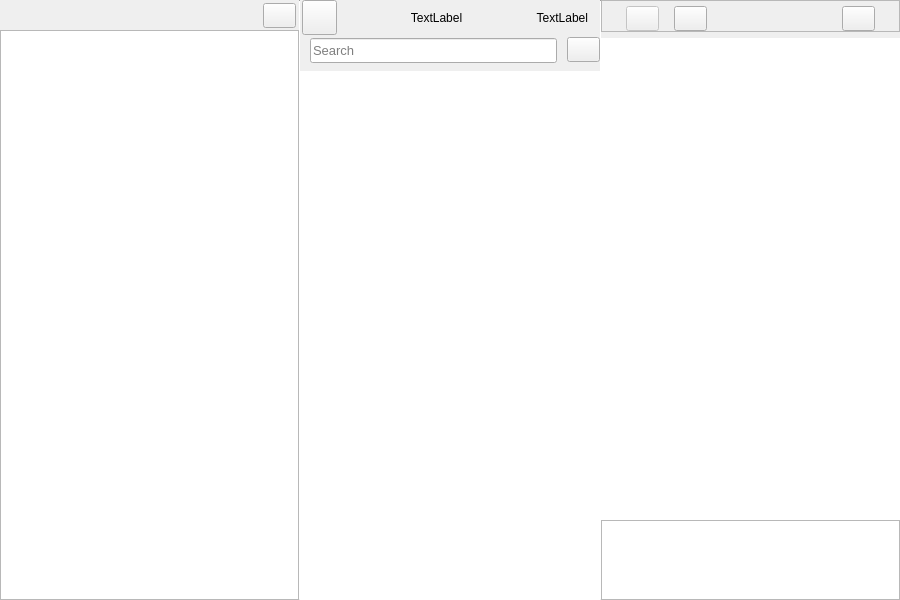
This is src/mainwindow.ui in tripleo-contribs/nuttyartist-notes as Qt 5 draws it before an edit. The edited form follows.
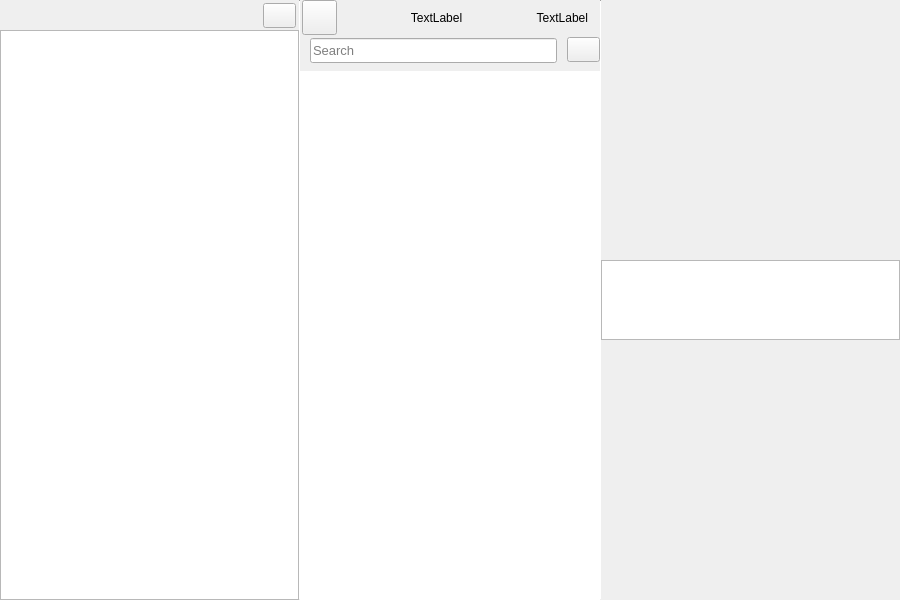
This is the edited form. Custom widgets are drawn as their Qt base class.

Commit message: Make QTextEdit editor obsolete, replace with QML editors (Block + regular)

The edit to the form file:
```diff
--- a/src/mainwindow.ui
+++ b/src/mainwindow.ui
@@ -40,10 +40,6 @@
   padding:0px;
   margin-left:7px;
   color: rgb(132, 132, 132);
-}
-
-#textEdit{
-	color : rgb(47, 47, 47);
 }</string>
   </property>
   <property name="documentMode">
@@ -59,6 +55,9 @@
      <verstretch>0</verstretch>
     </sizepolicy>
    </property>
+   <property name="styleSheet">
+    <string notr="true"/>
+   </property>
    <layout class="QGridLayout" name="gridLayout">
     <property name="leftMargin">
      <number>0</number>
@@ -77,6 +76,9 @@
     </property>
     <item row="0" column="0">
      <widget class="QFrame" name="frame">
+      <property name="styleSheet">
+       <string notr="true"/>
+      </property>
       <property name="frameShape">
        <enum>QFrame::NoFrame</enum>
       </property>
@@ -746,6 +748,9 @@
             <verstretch>0</verstretch>
            </sizepolicy>
           </property>
+          <property name="styleSheet">
+           <string notr="true"/>
+          </property>
           <layout class="QVBoxLayout" name="verticalLayout_textEdit">
            <property name="spacing">
             <number>0</number>
@@ -762,318 +767,6 @@
            <property name="bottomMargin">
             <number>0</number>
            </property>
-           <item>
-            <widget class="QFrame" name="frameRightTop">
-             <property name="minimumSize">
-              <size>
-               <width>0</width>
-               <height>0</height>
-              </size>
-             </property>
-             <property name="frameShape">
-              <enum>QFrame::StyledPanel</enum>
-             </property>
-             <property name="frameShadow">
-              <enum>QFrame::Raised</enum>
-             </property>
-             <layout class="QVBoxLayout" name="verticalLayout">
-              <property name="spacing">
-               <number>0</number>
-              </property>
-              <property name="leftMargin">
-               <number>0</number>
-              </property>
-              <property name="topMargin">
-               <number>0</number>
-              </property>
-              <property name="rightMargin">
-               <number>0</number>
-              </property>
-              <property name="bottomMargin">
-               <number>0</number>
-              </property>
-              <item>
-               <spacer name="verticalSpacer_upEditorDateLabel">
-                <property name="orientation">
-                 <enum>Qt::Vertical</enum>
-                </property>
-                <property name="sizeType">
-                 <enum>QSizePolicy::Minimum</enum>
-                </property>
-                <property name="sizeHint" stdset="0">
-                 <size>
-                  <width>20</width>
-                  <height>5</height>
-                 </size>
-                </property>
-               </spacer>
-              </item>
-              <item>
-               <layout class="QHBoxLayout" name="horizontalLayout_textEdit">
-                <property name="spacing">
-                 <number>0</number>
-                </property>
-                <item>
-                 <spacer name="horizontalSpacer_leftDateLabel_1">
-                  <property name="orientation">
-                   <enum>Qt::Horizontal</enum>
-                  </property>
-                  <property name="sizeType">
-                   <enum>QSizePolicy::Minimum</enum>
-                  </property>
-                  <property name="sizeHint" stdset="0">
-                   <size>
-                    <width>24</width>
-                    <height>25</height>
-                   </size>
-                  </property>
-                 </spacer>
-                </item>
-                <item>
-                 <widget class="QPushButton" name="switchToTextViewButton">
-                  <property name="enabled">
-                   <bool>false</bool>
-                  </property>
-                  <property name="minimumSize">
-                   <size>
-                    <width>33</width>
-                    <height>25</height>
-                   </size>
-                  </property>
-                  <property name="maximumSize">
-                   <size>
-                    <width>33</width>
-                    <height>25</height>
-                   </size>
-                  </property>
-                  <property name="cursor">
-                   <cursorShape>ArrowCursor</cursorShape>
-                  </property>
-                  <property name="text">
-                   <string/>
-                  </property>
-                 </widget>
-                </item>
-                <item>
-                 <spacer name="horizontalSpacer_8">
-                  <property name="orientation">
-                   <enum>Qt::Horizontal</enum>
-                  </property>
-                  <property name="sizeType">
-                   <enum>QSizePolicy::Minimum</enum>
-                  </property>
-                  <property name="sizeHint" stdset="0">
-                   <size>
-                    <width>15</width>
-                    <height>25</height>
-                   </size>
-                  </property>
-                 </spacer>
-                </item>
-                <item>
-                 <widget class="QPushButton" name="switchToKanbanViewButton">
-                  <property name="minimumSize">
-                   <size>
-                    <width>33</width>
-                    <height>25</height>
-                   </size>
-                  </property>
-                  <property name="maximumSize">
-                   <size>
-                    <width>33</width>
-                    <height>25</height>
-                   </size>
-                  </property>
-                  <property name="cursor">
-                   <cursorShape>PointingHandCursor</cursorShape>
-                  </property>
-                  <property name="text">
-                   <string/>
-                  </property>
-                 </widget>
-                </item>
-                <item>
-                 <spacer name="horizontalSpacer_leftDateLabel_2">
-                  <property name="orientation">
-                   <enum>Qt::Horizontal</enum>
-                  </property>
-                  <property name="sizeHint" stdset="0">
-                   <size>
-                    <width>40</width>
-                    <height>25</height>
-                   </size>
-                  </property>
-                 </spacer>
-                </item>
-                <item>
-                 <widget class="QLabel" name="editorDateLabel">
-                  <property name="sizePolicy">
-                   <sizepolicy hsizetype="Fixed" vsizetype="Preferred">
-                    <horstretch>0</horstretch>
-                    <verstretch>0</verstretch>
-                   </sizepolicy>
-                  </property>
-                  <property name="font">
-                   <font>
-                    <pointsize>10</pointsize>
-                    <bold>true</bold>
-                   </font>
-                  </property>
-                  <property name="styleSheet">
-                   <string notr="true">*
-{
-color: rgb(132, 132, 132);
-}</string>
-                  </property>
-                  <property name="text">
-                   <string/>
-                  </property>
-                  <property name="scaledContents">
-                   <bool>false</bool>
-                  </property>
-                  <property name="wordWrap">
-                   <bool>false</bool>
-                  </property>
-                 </widget>
-                </item>
-                <item>
-                 <spacer name="horizontalSpacer_leftDotsButton">
-                  <property name="orientation">
-                   <enum>Qt::Horizontal</enum>
-                  </property>
-                  <property name="sizeHint" stdset="0">
-                   <size>
-                    <width>40</width>
-                    <height>25</height>
-                   </size>
-                  </property>
-                 </spacer>
-                </item>
-                <item>
-                 <widget class="QPushButton" name="dotsButton">
-                  <property name="minimumSize">
-                   <size>
-                    <width>33</width>
-                    <height>25</height>
-                   </size>
-                  </property>
-                  <property name="maximumSize">
-                   <size>
-                    <width>33</width>
-                    <height>25</height>
-                   </size>
-                  </property>
-                  <property name="cursor">
-                   <cursorShape>PointingHandCursor</cursorShape>
-                  </property>
-                  <property name="focusPolicy">
-                   <enum>Qt::NoFocus</enum>
-                  </property>
-                  <property name="text">
-                   <string/>
-                  </property>
-                 </widget>
-                </item>
-                <item>
-                 <spacer name="horizontalSpacer_rightDotsButton">
-                  <property name="orientation">
-                   <enum>Qt::Horizontal</enum>
-                  </property>
-                  <property name="sizeType">
-                   <enum>QSizePolicy::Minimum</enum>
-                  </property>
-                  <property name="sizeHint" stdset="0">
-                   <size>
-                    <width>24</width>
-                    <height>25</height>
-                   </size>
-                  </property>
-                 </spacer>
-                </item>
-               </layout>
-              </item>
-             </layout>
-            </widget>
-           </item>
-           <item>
-            <spacer name="verticalSpacer_upTextEdit">
-             <property name="orientation">
-              <enum>Qt::Vertical</enum>
-             </property>
-             <property name="sizeType">
-              <enum>QSizePolicy::Minimum</enum>
-             </property>
-             <property name="sizeHint" stdset="0">
-              <size>
-               <width>20</width>
-               <height>6</height>
-              </size>
-             </property>
-            </spacer>
-           </item>
-           <item>
-            <widget class="CustomDocument" name="textEdit">
-             <property name="sizePolicy">
-              <sizepolicy hsizetype="Preferred" vsizetype="Expanding">
-               <horstretch>0</horstretch>
-               <verstretch>0</verstretch>
-              </sizepolicy>
-             </property>
-             <property name="minimumSize">
-              <size>
-               <width>0</width>
-               <height>0</height>
-              </size>
-             </property>
-             <property name="font">
-              <font>
-               <pointsize>11</pointsize>
-               <italic>false</italic>
-               <bold>false</bold>
-              </font>
-             </property>
-             <property name="focusPolicy">
-              <enum>Qt::StrongFocus</enum>
-             </property>
-             <property name="acceptDrops">
-              <bool>true</bool>
-             </property>
-             <property name="styleSheet">
-              <string notr="true"/>
-             </property>
-             <property name="frameShape">
-              <enum>QFrame::NoFrame</enum>
-             </property>
-             <property name="horizontalScrollBarPolicy">
-              <enum>Qt::ScrollBarAlwaysOff</enum>
-             </property>
-             <property name="tabChangesFocus">
-              <bool>false</bool>
-             </property>
-             <property name="documentTitle">
-              <string/>
-             </property>
-             <property name="undoRedoEnabled">
-              <bool>true</bool>
-             </property>
-             <property name="lineWrapColumnOrWidth">
-              <number>0</number>
-             </property>
-             <property name="html">
-              <string>&lt;!DOCTYPE HTML PUBLIC &quot;-//W3C//DTD HTML 4.0//EN&quot; &quot;http://www.w3.org/TR/REC-html40/strict.dtd&quot;&gt;
-&lt;html&gt;&lt;head&gt;&lt;meta name=&quot;qrichtext&quot; content=&quot;1&quot; /&gt;&lt;meta charset=&quot;utf-8&quot; /&gt;&lt;style type=&quot;text/css&quot;&gt;
-p, li { white-space: pre-wrap; }
-hr { height: 1px; border-width: 0; }
-li.unchecked::marker { content: &quot;\2610&quot;; }
-li.checked::marker { content: &quot;\2612&quot;; }
-&lt;/style&gt;&lt;/head&gt;&lt;body style=&quot; font-family:'.AppleSystemUIFont'; font-size:11pt; font-weight:400; font-style:normal;&quot;&gt;
-&lt;p style=&quot;-qt-paragraph-type:empty; margin-top:0px; margin-bottom:0px; margin-left:0px; margin-right:0px; -qt-block-indent:0; text-indent:0px;&quot;&gt;&lt;br /&gt;&lt;/p&gt;&lt;/body&gt;&lt;/html&gt;</string>
-             </property>
-             <property name="placeholderText">
-              <string/>
-             </property>
-            </widget>
-           </item>
            <item>
             <widget class="TagListView" name="tagListView">
              <property name="sizePolicy">
@@ -1108,11 +801,6 @@
  </widget>
  <layoutdefault spacing="6" margin="11"/>
  <customwidgets>
-  <customwidget>
-   <class>CustomDocument</class>
-   <extends>QTextEdit</extends>
-   <header>customDocument.h</header>
-  </customwidget>
   <customwidget>
    <class>NoteListView</class>
    <extends>QListView</extends>
```
The commit also changes 9 other files.
